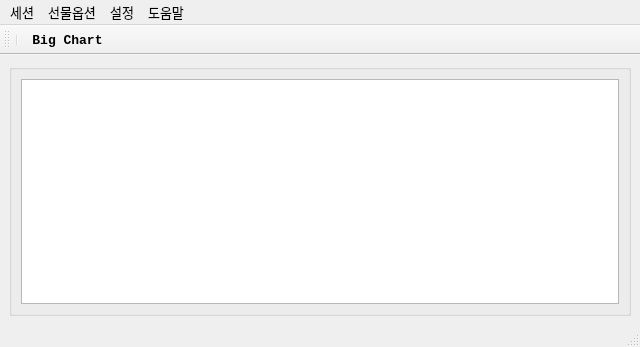
Qt form UI/skybot_cm.ui (skygoldfish/SkyBot) before a commit.
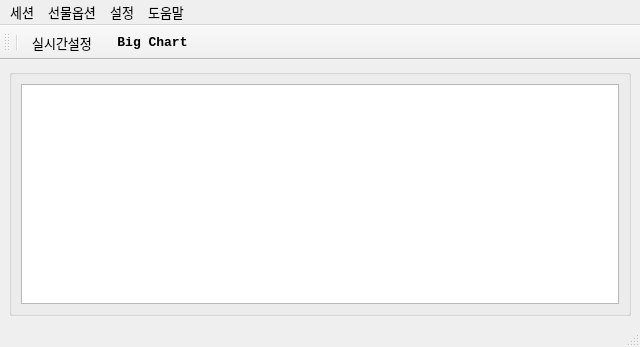
The same form after that commit. Icons and pictures are not drawn.

What changed in the file:
```diff
--- a/UI/skybot_cm.ui
+++ b/UI/skybot_cm.ui
@@ -98,6 +98,7 @@
     <bool>false</bool>
    </attribute>
    <addaction name="separator"/>
+   <addaction name="action_ToolBar_RealTime_Setting"/>
    <addaction name="action_ToolBar_BigChart"/>
   </widget>
   <action name="actionLogin">
@@ -198,6 +199,15 @@
     <string>실시간요청 항목</string>
    </property>
   </action>
+  <action name="action_ToolBar_RealTime_Setting">
+   <property name="icon">
+    <iconset>
+     <normaloff>PNG/설정.png</normaloff>PNG/설정.png</iconset>
+   </property>
+   <property name="text">
+    <string>실시간설정</string>
+   </property>
+  </action>
  </widget>
  <resources/>
  <connections>
```
Left out of the diff: 15 changed lines with no effect on the pictures.
